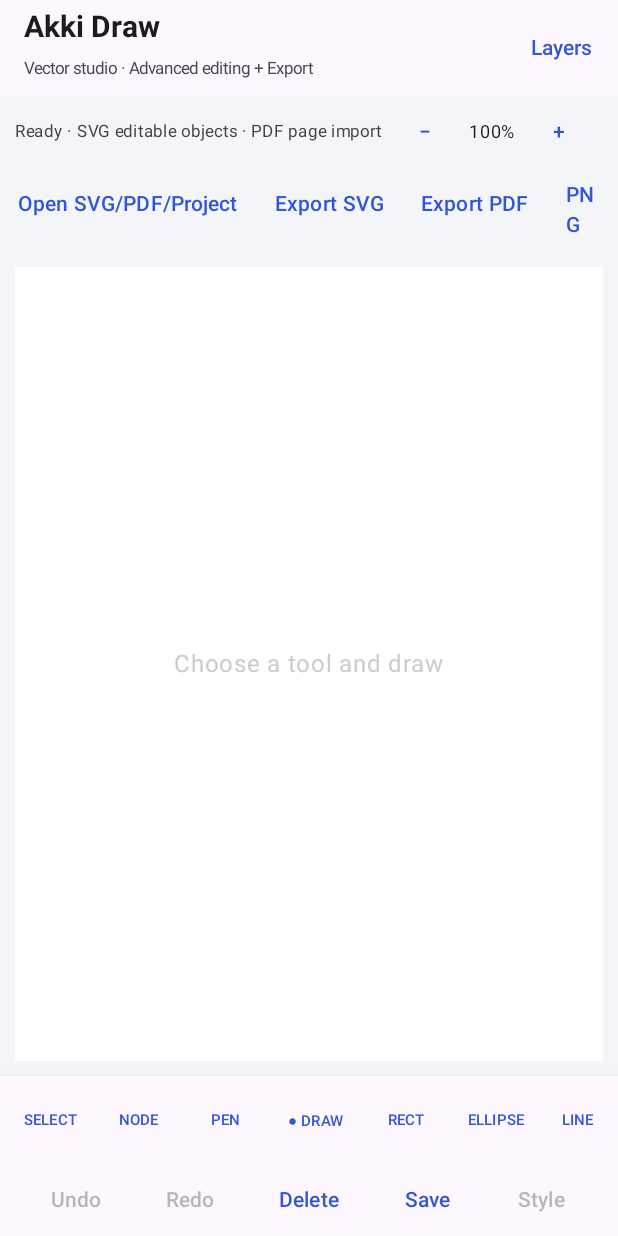
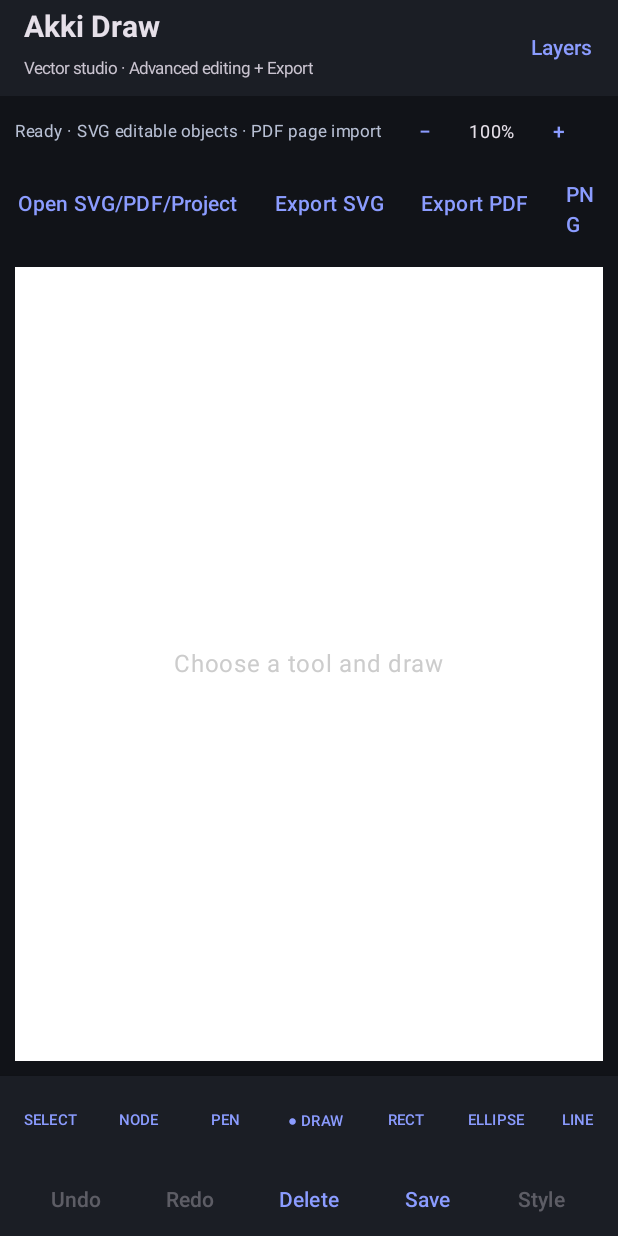
Before and after one commit to disantsinhofficial-dotcom/Akki-Draw, an Android app built with Jetpack Compose: the screen it shows after launch (MainActivity), on a phone screen of 412 x 824 dp. Run offline under Robolectric (Android 15) with nearby library versions, the phone set to English and light mode, and no system bars.

Commit message:
Refresh Akki Draw with professional dark studio UI

```diff
--- a/app/src/main/java/com/akkidraw/MainActivity.kt
+++ b/app/src/main/java/com/akkidraw/MainActivity.kt
@@ -142,7 +142,7 @@ private fun AkkiDrawScreen(resolver: ContentResolver) {
         }.onFailure { status = "Open failed: ${it.message ?: "Invalid file"}" }
     }
 
-    MaterialTheme(colorScheme = lightColorScheme(primary = Color(0xFF3157D5), background = Color(0xFFF3F5F9))) {
+    MaterialTheme(colorScheme = darkColorScheme(primary = Color(0xFF8B9CFF), secondary = Color(0xFF63D6C5), background = Color(0xFF111318), surface = Color(0xFF1B1E25))) {
         Scaffold(topBar = {
             TopAppBar(title = {
                 Column {
@@ -169,9 +169,9 @@ private fun AkkiDrawScreen(resolver: ContentResolver) {
                 }
             }
         }) { padding ->
-            Column(Modifier.fillMaxSize().padding(padding).background(Color(0xFFF3F5F9))) {
+            Column(Modifier.fillMaxSize().padding(padding).background(Color(0xFF111318))) {
                 Row(Modifier.fillMaxWidth().padding(horizontal = 10.dp), verticalAlignment = Alignment.CenterVertically) {
-                    Text(status, Modifier.weight(1f), fontSize = 11.sp, color = Color.DarkGray, maxLines = 1)
+                    Text(status, Modifier.weight(1f), fontSize = 11.sp, color = Color(0xFFB8C0D4), maxLines = 1)
                     TextButton(onClick = { zoom = (zoom / 1.25f).coerceIn(.25f, 8f) }) { Text("−") }
                     Text("${(zoom * 100).toInt()}%", fontSize = 12.sp)
                     TextButton(onClick = { zoom = (zoom * 1.25f).coerceIn(.25f, 8f) }) { Text("+") }
@@ -270,7 +270,7 @@ private fun AkkiDrawScreen(resolver: ContentResolver) {
                         if (items.isEmpty()) Text("Choose a tool and draw", Modifier.align(Alignment.Center), color = Color.LightGray)
                     }
                     if (showLayers) {
-                        LazyColumn(Modifier.width(112.dp).fillMaxHeight().background(Color(0xFFF0F2F6)).padding(4.dp)) {
+                        LazyColumn(Modifier.width(112.dp).fillMaxHeight().background(Color(0xFF20242D)).padding(4.dp)) {
                             itemsIndexed(items.reversed()) { reverseIndex, item ->
                                 val index = items.lastIndex - reverseIndex
                                 TextButton(onClick = { selected = index }, modifier = Modifier.fillMaxWidth()) {
```
